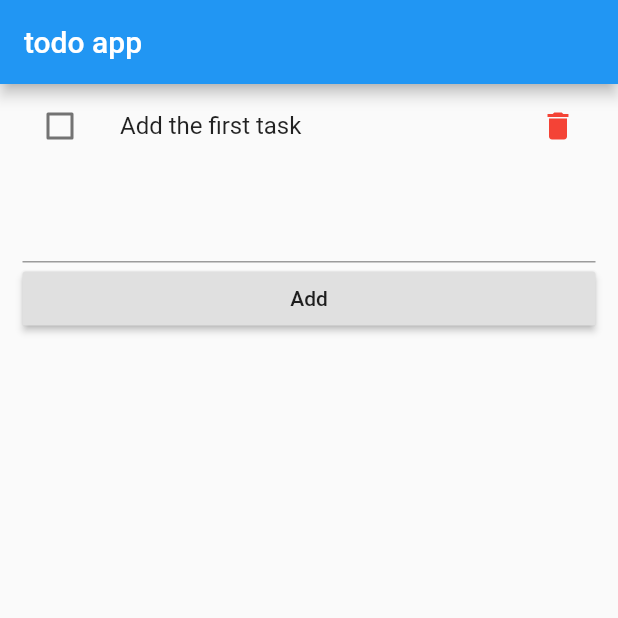
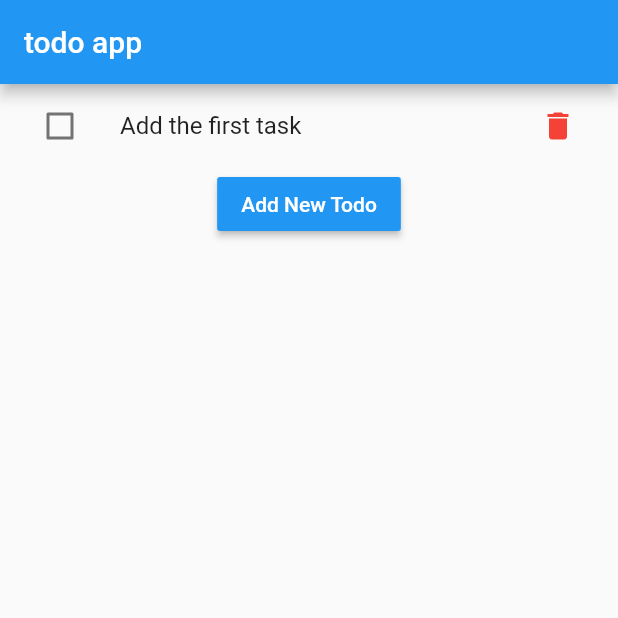
Before and after one commit to andreidobrinski/todo-flutter, a Flutter app: the screen it shows after launch, on a phone screen of 412 x 824 dp, the top half of it. Run offline on Flutter 3.47's test engine with Material 2 defaults, Android fonts, the phone set to English and light mode, and no system bars.

Commit message:
add button to handle TextField state

```diff
--- a/lib/src/AddTask.dart
+++ b/lib/src/AddTask.dart
@@ -11,6 +11,7 @@ class AddTask extends StatefulWidget {
 
 class AddTaskState extends State<AddTask> {
   final taskTitleController = TextEditingController();
+  bool showTextField = false;
 
   @override
   void dispose() {
@@ -26,20 +27,47 @@ class AddTaskState extends State<AddTask> {
       );
       Provider.of<TodoProvider>(context, listen: false).addTodo(todo);
       taskTitleController.clear();
+      setState(() {
+        showTextField = false;
+      });
     }
   }
 
   @override
   Widget build(BuildContext context) {
+    if (!showTextField) {
+      return RaisedButton(
+          child: Text(
+            'Add New Todo',
+            style: TextStyle(
+              color: Colors.white,
+            ),
+          ),
+          color: Colors.blue,
+          onPressed: () {
+            setState(() {
+              showTextField = true;
+            });
+          });
+    }
     return Padding(
       padding: EdgeInsets.all(15.0),
       child: Container(
         child: Column(
           crossAxisAlignment: CrossAxisAlignment.stretch,
           children: <Widget>[
-            TextField(controller: taskTitleController),
+            TextField(
+              controller: taskTitleController,
+              autofocus: true,
+            ),
             RaisedButton(
-              child: Text('Add'),
+              child: Text(
+                'Add',
+                style: TextStyle(
+                  color: Colors.white,
+                ),
+              ),
+              color: Colors.blue,
               onPressed: onAdd,
             ),
           ],
```
